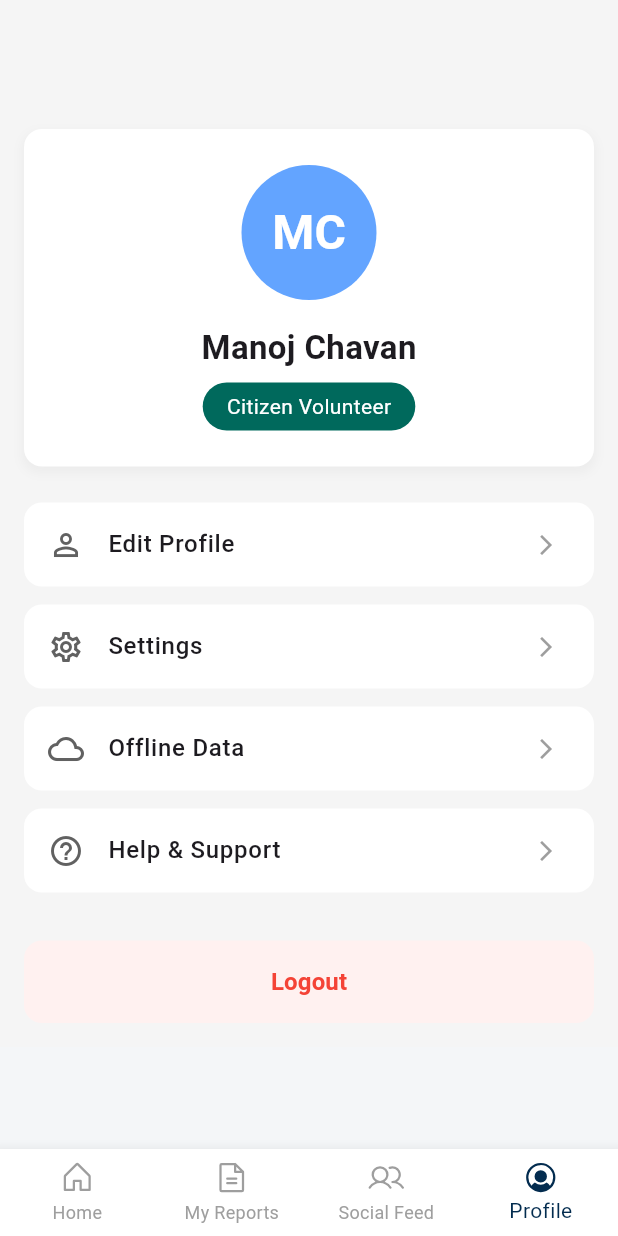
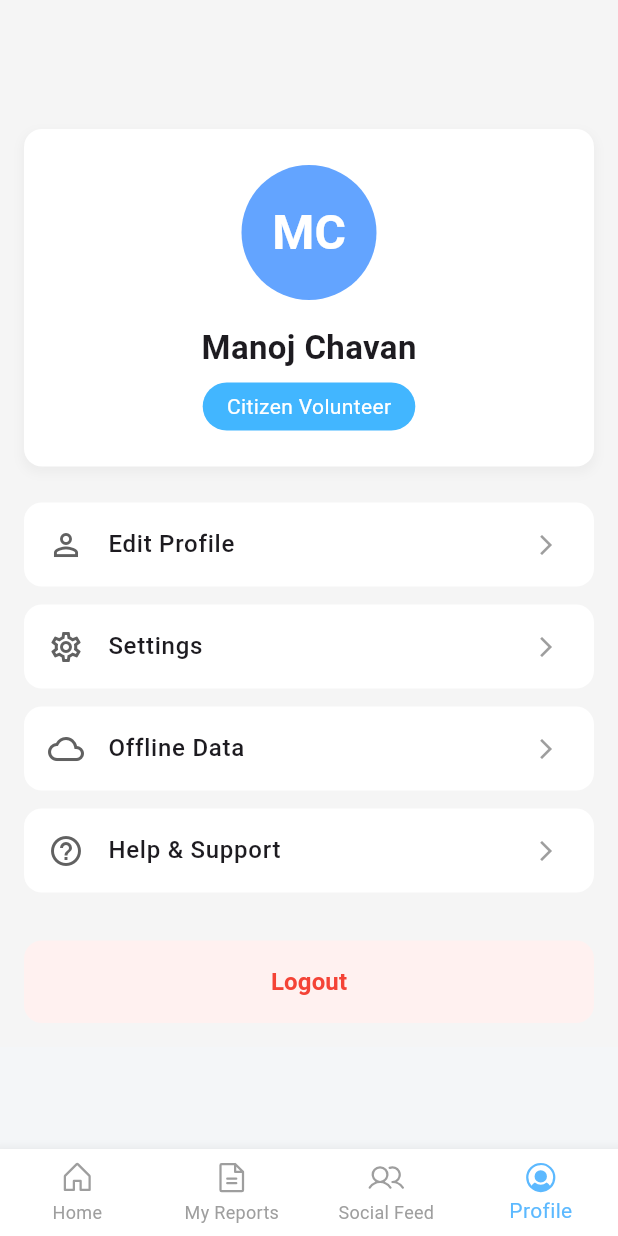
Before and after one commit to manoj-chavan-13/TeamDreamOps, a Flutter app: the MainNavigator screen opened directly, item 4 of the bottom bar chosen, on a phone screen of 412 x 824 dp. Run offline on Flutter 3.47's test engine with Material 3 defaults, Android fonts, the phone set to English and light mode, and no system bars; our stand-ins replace dotted_border, flutter_map, flutter_riverpod, geocoding, geolocator, image_picker and 3 more; accounts and stored records are empty; Roboto replaces fonts that are missing (SF-Pro-Display).

Commit message:
making final row edition in profile screen

```diff
--- a/mobile/lib/main/mainNavigator.dart
+++ b/mobile/lib/main/mainNavigator.dart
@@ -36,7 +36,7 @@ class _MainNavigatorState extends State<MainNavigator> {
 
       bottomNavigationBar: BottomNavigationBar(
         type: BottomNavigationBarType.fixed,
-        selectedItemColor: const Color.fromARGB(255, 3, 44, 79),
+        selectedItemColor: const Color.fromARGB(255, 92, 185, 255),
         unselectedItemColor: Colors.grey,
         showUnselectedLabels: true,
         backgroundColor: Colors.white,
--- a/mobile/lib/pages/IncoisSplashScreen.dart
+++ b/mobile/lib/pages/IncoisSplashScreen.dart
@@ -42,8 +42,8 @@ class _IncoisSplashScreenState extends State<IncoisSplashScreen> {
 
   @override
   Widget build(BuildContext context) {
-    const Color primaryColor = Color(0xFF1E607E);
-
+    // const Color primaryColor = Color(0xFF1E607E);
+    const Color primaryColor = Color.fromARGB(255, 87, 202, 255);
     return const Scaffold(
       backgroundColor: primaryColor,
       body: Center(
@@ -63,7 +63,7 @@ class _IncoisSplashScreenState extends State<IncoisSplashScreen> {
             ),
             SizedBox(height: 8.0),
             Text(
-              'Your Eyes on the Coast',
+              'Stay connected with Incois org ',
               style: TextStyle(
                 color: Colors.white,
                 fontSize: 16.0,
--- a/mobile/lib/pages/_profileScreen.dart
+++ b/mobile/lib/pages/_profileScreen.dart
@@ -24,20 +24,16 @@ class _ProfileScreenState extends State<ProfileScreen> {
   }
 
   Future<void> logout(BuildContext context) async {
-    // 1. Get an instance of SharedPreferences.
     final SharedPreferences prefs = await SharedPreferences.getInstance();
 
-    // 2. Set the 'isLoggedIn' flag to false.
     await prefs.setBool('isLoggedIn', false);
 
-    // It's good practice to check if the widget is still mounted before using its context.
     if (!context.mounted) return;
 
-    // 3. Navigate to the LoginScreen and remove all previous routes from the stack.
     Navigator.pushAndRemoveUntil(
       context,
       MaterialPageRoute(builder: (context) => const LoginScreen()),
-      (Route<dynamic> route) => false, // This predicate removes all routes.
+      (Route<dynamic> route) => false,
     );
   }
 
--- a/mobile/lib/widgets/profile_header.dart
+++ b/mobile/lib/widgets/profile_header.dart
@@ -1,5 +1,3 @@
-// lib/screens/profile/widgets/profile_header.dart
-
 import 'package:flutter/material.dart';
 
 class ProfileHeader extends StatelessWidget {
@@ -12,7 +10,6 @@ class ProfileHeader extends StatelessWidget {
     required this.userRole,
   });
 
-  // A helper to get the initials from the name
   String getInitials(String name) {
     List<String> names = name.split(" ");
     String initials = "";
@@ -48,7 +45,7 @@ class ProfileHeader extends StatelessWidget {
             radius: 45,
             backgroundColor: const Color(0xFF63A4FF),
             child: Text(
-              getInitials(userName), // Use dynamic initials
+              getInitials(userName),
               style: const TextStyle(
                 fontSize: 32,
                 color: Colors.white,
@@ -58,18 +55,18 @@ class ProfileHeader extends StatelessWidget {
           ),
           const SizedBox(height: 16),
           Text(
-            userName, // Use variable for name
+            userName,
             style: const TextStyle(fontSize: 22, fontWeight: FontWeight.bold),
           ),
           const SizedBox(height: 8),
           Container(
             padding: const EdgeInsets.symmetric(horizontal: 16, vertical: 6),
             decoration: BoxDecoration(
-              color: const Color(0xFF00695C),
+              color: const Color.fromARGB(255, 66, 182, 255),
               borderRadius: BorderRadius.circular(20),
             ),
             child: Text(
-              userRole, // Use variable for role
+              userRole,
               style: const TextStyle(color: Colors.white, fontSize: 14),
             ),
           ),
--- a/mobile/lib/widgets/profile_option_tile.dart
+++ b/mobile/lib/widgets/profile_option_tile.dart
@@ -1,5 +1,3 @@
-// lib/screens/profile/widgets/profile_option_tile.dart
-
 import 'package:flutter/material.dart';
 
 class ProfileOptionTile extends StatelessWidget {
@@ -27,7 +25,6 @@ class ProfileOptionTile extends StatelessWidget {
           color: Colors.grey,
         ),
         onTap: () {
-          // Handle navigation or action
           print('$title tapped');
         },
       ),
```
Also changed, not shown: mobile/lib/pages/settings/doSetting.dart (added), mobile/lib/pages/settings/editProfile.dart (added), mobile/lib/pages/settings/helpSupport.dart (added).
